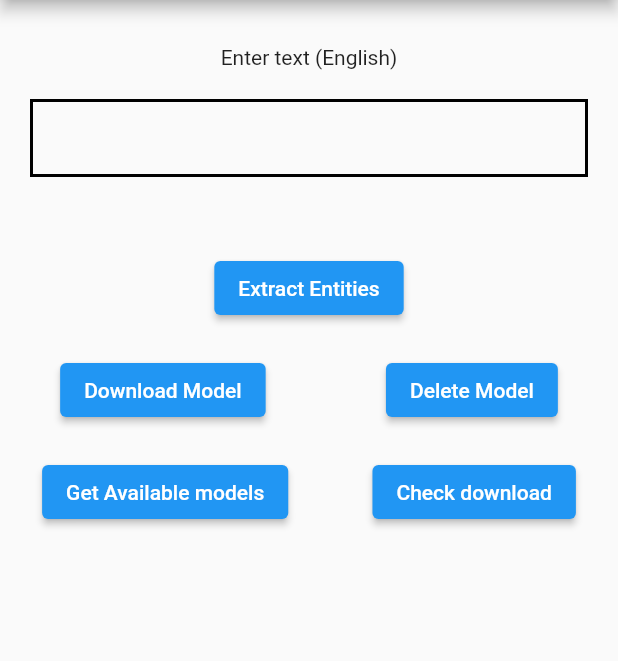
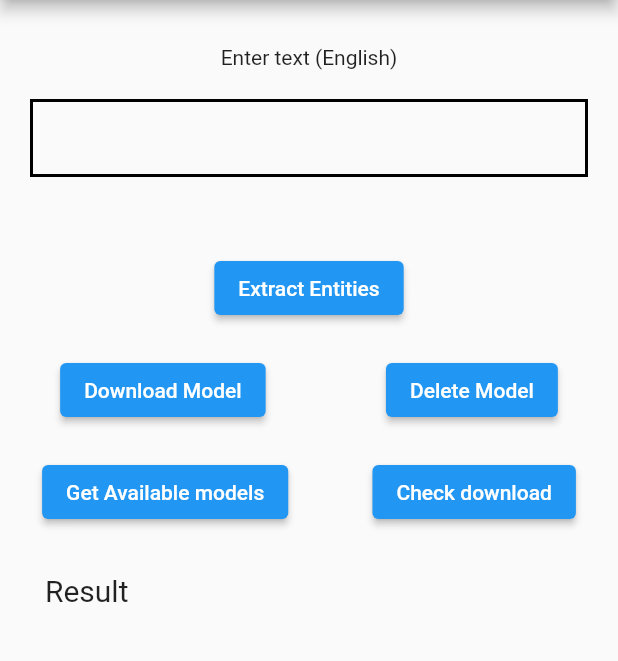
Before and after one commit to flutter-ml/google_ml_kit_flutter, a Flutter app: the EntityExtractionView screen opened directly, after a tap on "Extract Entities", on a phone screen of 412 x 824 dp, the part 84-745 px from its top. Run offline on Flutter 3.47's test engine with Material 2 defaults, Android fonts, the phone set to English and light mode, and no system bars; our stand-ins replace camera, image_picker.

Commit message:
minor changes

```diff
--- a/example/lib/nlp_detector_views/entity_extraction_view.dart
+++ b/example/lib/nlp_detector_views/entity_extraction_view.dart
@@ -13,7 +13,7 @@ class _EntityExtractionViewState extends State<EntityExtractionView> {
 
   final _entityExtractor =
       GoogleMlKit.nlp.entityExtractor(EntityExtractorOptions.english);
-
+  var _entities = <EntityAnnotation>[];
   @override
   void dispose() {
     _entityExtractor.close();
@@ -45,9 +45,10 @@ class _EntityExtractionViewState extends State<EntityExtractionView> {
 
   Future<void> translateText() async {
     final result = await _entityExtractor.extractEntities(_controller.text);
-    for (final element in result) {
-      print(element.entities);
-    }
+
+    setState(() {
+      _entities = result;
+    });
   }
 
   @override
@@ -100,7 +101,25 @@ class _EntityExtractionViewState extends State<EntityExtractionView> {
                   child: Text('Get Available models')),
               ElevatedButton(
                   onPressed: isModelDownloaded, child: Text('Check download'))
-            ])
+            ]),
+            const SizedBox(
+              height: 30,
+            ),
+            Container(
+              padding: const EdgeInsets.symmetric(horizontal: 30),
+              child: const Text('Result', style: TextStyle(fontSize: 20)),
+            ),
+            ListView.builder(
+              padding: const EdgeInsets.symmetric(horizontal: 10),
+              shrinkWrap: true,
+              itemCount: _entities.length,
+              itemBuilder: (context, index) => ExpansionTile(
+                  title: Text(_entities[index].text),
+                  children: _entities[index]
+                      .entities
+                      .map((e) => Text(e.toString()))
+                      .toList()),
+            )
           ],
         ),
       ),
--- a/example/lib/nlp_detector_views/smart_reply_view.dart
+++ b/example/lib/nlp_detector_views/smart_reply_view.dart
@@ -41,7 +41,7 @@ class _SmartReplyViewState extends State<SmartReplyView> {
     return SafeArea(
       child: Scaffold(
         appBar: AppBar(
-          title: const Text('Entity Extractor'),
+          title: const Text('Smart Reply'),
         ),
         body: ListView(
           children: [
```
Also changed, not shown: 1 other file.
